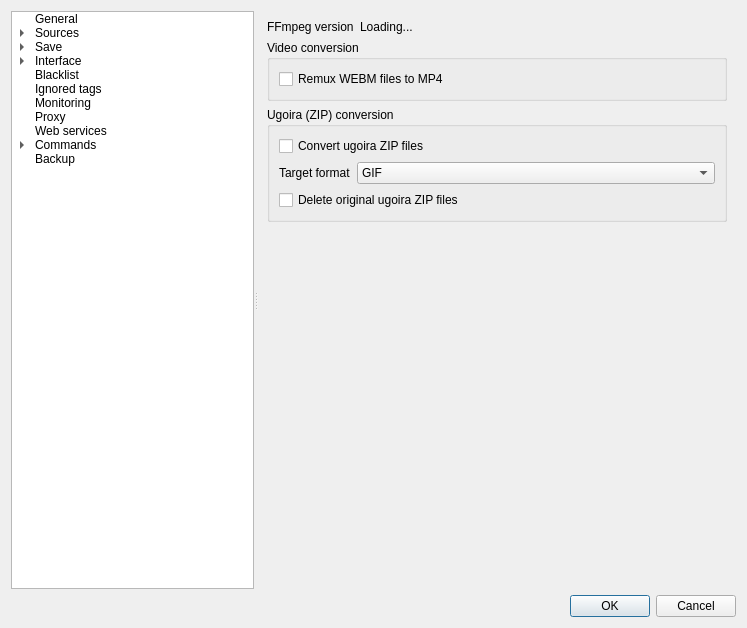
This is src/gui/src/settings/options-window.ui in Bionus/imgbrd-grabber as Qt 5 draws it before an edit. The edited form follows.
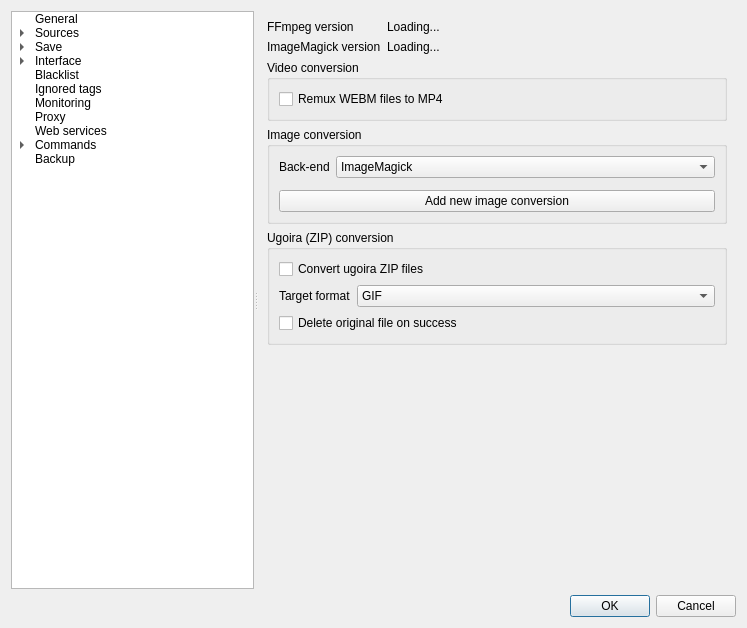
This is the edited form. The open tabs and pages were chosen to show the change. Icons and pictures are not drawn.

Commit message: feat: add support for image conversion (fix #3091)

```diff
--- a/src/gui/src/settings/options-window.ui
+++ b/src/gui/src/settings/options-window.ui
@@ -1443,8 +1443,29 @@
           </property>
          </widget>
         </item>
-        <item row="1" column="0" colspan="2">
-         <widget class="QGroupBox" name="groupConversionFFmpeg">
+        <item row="0" column="1">
+         <widget class="QLabel" name="labelConversionFFmpegVersion">
+          <property name="text">
+           <string>Loading...</string>
+          </property>
+         </widget>
+        </item>
+        <item row="1" column="0">
+         <widget class="QLabel" name="labelConversionImageMagickVersionLabel">
+          <property name="text">
+           <string>ImageMagick version</string>
+          </property>
+         </widget>
+        </item>
+        <item row="1" column="1">
+         <widget class="QLabel" name="labelConversionImageMagickVersion">
+          <property name="text">
+           <string>Loading...</string>
+          </property>
+         </widget>
+        </item>
+        <item row="2" column="0" colspan="2">
+         <widget class="QGroupBox" name="groupConversionVideo">
           <property name="title">
            <string>Video conversion</string>
           </property>
@@ -1459,15 +1480,48 @@
           </layout>
          </widget>
         </item>
-        <item row="0" column="1">
-         <widget class="QLabel" name="labelConversionFFmpegVersion">
-          <property name="text">
-           <string>Loading...</string>
+        <item row="3" column="0" colspan="2">
+         <widget class="QGroupBox" name="groupConversionImage">
+          <property name="title">
+           <string>Image conversion</string>
           </property>
+          <layout class="QFormLayout" name="formLayout_30">
+           <item row="0" column="0">
+            <widget class="QLabel" name="labelConversionImageBackend">
+             <property name="text">
+              <string>Back-end</string>
+             </property>
+            </widget>
+           </item>
+           <item row="0" column="1">
+            <widget class="QComboBox" name="comboConversionImageBackend">
+             <item>
+              <property name="text">
+               <string notr="true">ImageMagick</string>
+              </property>
+             </item>
+             <item>
+              <property name="text">
+               <string notr="true">FFmpeg</string>
+              </property>
+             </item>
+            </widget>
+           </item>
+           <item row="1" column="0" colspan="2">
+            <layout class="QVBoxLayout" name="layoutConversionImageList"/>
+           </item>
+           <item row="2" column="0" colspan="2">
+            <widget class="QPushButton" name="buttonConversionImageListAdd">
+             <property name="text">
+              <string>Add new image conversion</string>
+             </property>
+            </widget>
+           </item>
+          </layout>
          </widget>
         </item>
-        <item row="2" column="0" colspan="2">
-         <widget class="QGroupBox" name="groupBox">
+        <item row="4" column="0" colspan="2">
+         <widget class="QGroupBox" name="groupConversionUgoira">
           <property name="title">
            <string>Ugoira (ZIP) conversion</string>
           </property>
@@ -1518,7 +1572,7 @@
            <item row="2" column="0" colspan="2">
             <widget class="QCheckBox" name="checkConversionUgoiraDelete">
              <property name="text">
-              <string>Delete original ugoira ZIP files</string>
+              <string>Delete original file on success</string>
              </property>
             </widget>
            </item>
```
Left out of the diff: 16 changed lines with no effect on the pictures. The commit also changes 5 other files.
